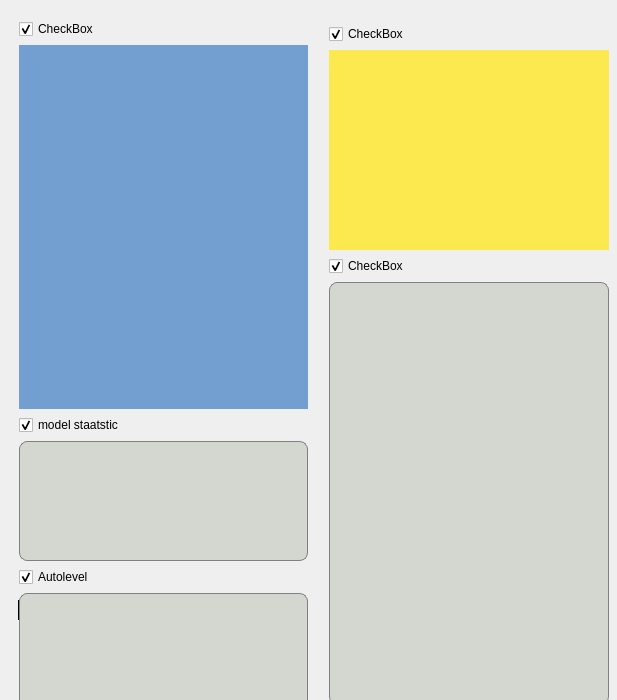
Old version of the form rightArea.ui in the repository cuby-tec/mitoPrinter.
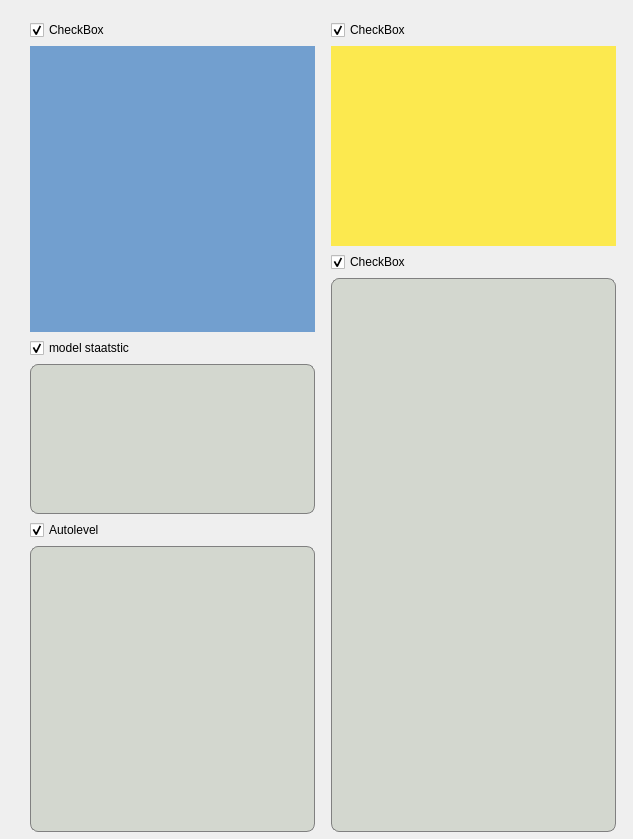
New version of the form. Custom widgets are drawn as their Qt base class.

Diff of the .ui file:
```diff
--- a/rightArea.ui
+++ b/rightArea.ui
@@ -6,8 +6,8 @@
    <rect>
     <x>0</x>
     <y>0</y>
-    <width>617</width>
-    <height>700</height>
+    <width>633</width>
+    <height>839</height>
    </rect>
   </property>
   <property name="minimumSize">
@@ -40,51 +40,29 @@
 }
 background-color: rgb(196, 160, 0);</string>
   </property>
-  <widget class="QFrame" name="horizontalFrame">
+  <widget class="QWidget" name="verticalLayoutWidget">
    <property name="geometry">
     <rect>
-     <x>18</x>
-     <y>600</y>
-     <width>30</width>
-     <height>20</height>
+     <x>10</x>
+     <y>0</y>
+     <width>626</width>
+     <height>852</height>
     </rect>
    </property>
-   <property name="maximumSize">
-    <size>
-     <width>16777215</width>
-     <height>50</height>
-    </size>
-   </property>
-   <property name="frameShape">
-    <enum>QFrame::Box</enum>
-   </property>
-   <layout class="QHBoxLayout" name="horizontalLayout_2">
+   <layout class="QVBoxLayout" name="verticalLayout_4">
     <property name="leftMargin">
-     <number>5</number>
+     <number>10</number>
     </property>
     <property name="topMargin">
-     <number>5</number>
+     <number>10</number>
     </property>
     <property name="rightMargin">
-     <number>5</number>
+     <number>10</number>
     </property>
     <property name="bottomMargin">
-     <number>5</number>
+     <number>10</number>
     </property>
     <item>
-     <widget class="StatusLabel" name="statusWidget" native="true"/>
-    </item>
-   </layout>
-  </widget>
-  <widget class="QWidget" name="layoutWidget">
-   <property name="geometry">
-    <rect>
-     <x>9</x>
-     <y>9</y>
-     <width>615</width>
-     <height>711</height>
-    </rect>
-   </property>
    <layout class="QHBoxLayout" name="horizontalLayout">
     <property name="leftMargin">
      <number>5</number>
@@ -114,6 +92,12 @@
       </property>
       <item>
        <widget class="QCheckBox" name="checkBox_2">
+          <property name="sizePolicy">
+           <sizepolicy hsizetype="Minimum" vsizetype="Fixed">
+            <horstretch>0</horstretch>
+            <verstretch>0</verstretch>
+           </sizepolicy>
+          </property>
         <property name="text">
          <string>CheckBox</string>
         </property>
@@ -124,15 +108,27 @@
       </item>
       <item>
        <widget class="QWidget" name="widget_2" native="true">
+          <property name="sizePolicy">
+           <sizepolicy hsizetype="Preferred" vsizetype="Preferred">
+            <horstretch>0</horstretch>
+            <verstretch>0</verstretch>
+           </sizepolicy>
+          </property>
         <property name="minimumSize">
          <size>
-          <width>280</width>
-          <height>364</height>
+            <width>0</width>
+            <height>0</height>
          </size>
         </property>
         <property name="maximumSize">
          <size>
           <width>16777215</width>
+            <height>16777215</height>
+           </size>
+          </property>
+          <property name="baseSize">
+           <size>
+            <width>280</width>
           <height>400</height>
          </size>
         </property>
@@ -223,16 +219,16 @@
     <item>
      <layout class="QVBoxLayout" name="verticalLayout_3">
       <property name="leftMargin">
-       <number>10</number>
+         <number>5</number>
       </property>
       <property name="topMargin">
-       <number>10</number>
+         <number>5</number>
       </property>
       <property name="rightMargin">
-       <number>10</number>
+         <number>5</number>
       </property>
       <property name="bottomMargin">
-       <number>10</number>
+         <number>5</number>
       </property>
       <item>
        <widget class="QCheckBox" name="checkBox_1">
@@ -306,16 +302,10 @@
      </layout>
     </item>
    </layout>
+    </item>
+   </layout>
   </widget>
  </widget>
- <customwidgets>
-  <customwidget>
-   <class>StatusLabel</class>
-   <extends>QWidget</extends>
-   <header>statuslabel.h</header>
-   <container>1</container>
-  </customwidget>
- </customwidgets>
  <resources/>
  <connections/>
 </ui>
```
Left out of the diff: 6 changed lines with no effect on the pictures. Lines whose indentation alone changed are shown as unchanged.
